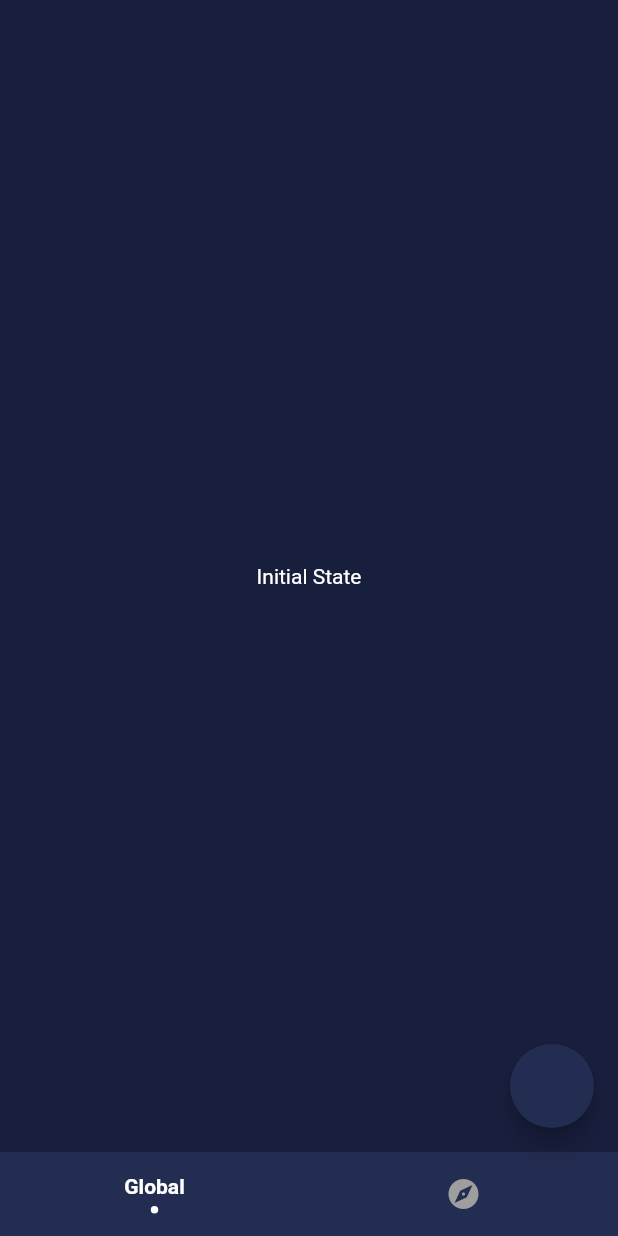
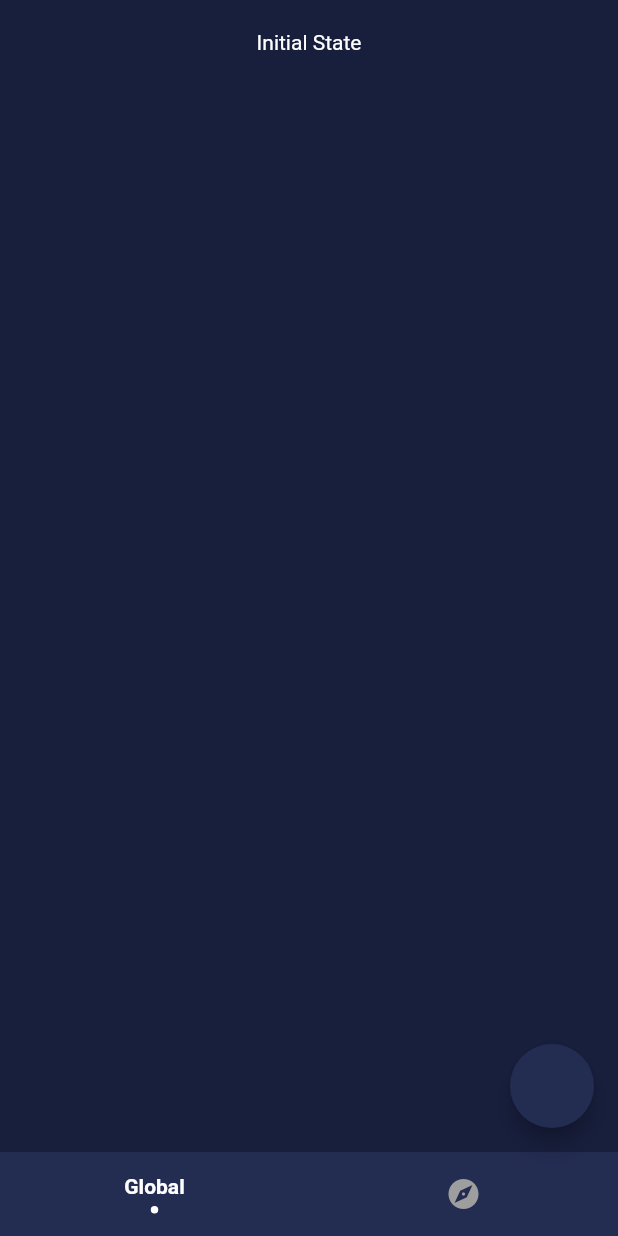
Before and after one commit to JoaoCarlosAzevedo/corona-tracker, a Flutter app: the screen it shows after launch, on a phone screen of 412 x 824 dp. Run offline on Flutter 3.47's test engine with Material 2 defaults, Android fonts, the phone set to English and light mode, and no system bars; our stand-ins replace auto_size_text, cached_network_image, dio, fl_chart, flutter_mobx, mobx and 1 more; generated files the repository leaves out were written again; Roboto replaces fonts that are missing (Montserrat).

```diff
--- a/lib/main.dart
+++ b/lib/main.dart
@@ -1,4 +1,4 @@
-import 'package:corona_tracker/pages/home_page/home_page.dart';
+import 'package:corona_tracker/pages/home_page.dart';
 import 'package:corona_tracker/repositories/countries_repository.dart';
 import 'package:corona_tracker/shared/theme.dart';
 import 'package:corona_tracker/stores/global_store.dart';
--- /dev/null
+++ b/lib/pages/countries_page/countries_tab.dart
@@ -0,0 +1,13 @@
+import 'package:flutter/material.dart';
+
+class CountriesTab extends StatelessWidget {
+  @override
+  Widget build(BuildContext context) {
+    return Container(
+      child: Center(
+        child: Text("alo som"),
+      ),
+
+    );
+  }
+}
--- a/lib/pages/home_page/home_page.dart
+++ b/lib/pages/home_page.dart
@@ -1,3 +1,4 @@
+import 'package:corona_tracker/pages/countries_page/countries_tab.dart';
 import 'package:corona_tracker/pages/home_page/widgets/bottom_appbar.dart';
 import 'package:corona_tracker/pages/home_page/widgets/loadDataWidgets.dart';
 import 'package:corona_tracker/pages/home_page/widgets/loading_page.dart';
@@ -5,6 +6,8 @@ import 'package:corona_tracker/stores/global_store.dart';
 import 'package:flutter/material.dart';
 import 'package:flutter_mobx/flutter_mobx.dart';
 import 'package:provider/provider.dart';
+
+import 'home_page/home_tab.dart';
 
 class HomePage extends StatefulWidget {
   @override
@@ -50,15 +53,9 @@ class _HomePageState extends State<HomePage> {
   getPage(int page) {
     switch (page) {
       case 0:
-        return Center(
-            child: Container(
-          child: _mainPage(),//Text("Home Page"),
-        ));
+        return HomeTab(_globalDataStore);
       case 1:
-        return Center(
-            child: Container(
-          child: Text("Profile Page"),
-        ));
+        return CountriesTab();
       case 2:
         return Center(
             child: Container(
--- /dev/null
+++ b/lib/pages/home_page/home_tab.dart
@@ -0,0 +1,51 @@
+import 'package:corona_tracker/pages/home_page/widgets/loadDataWidgets.dart';
+import 'package:corona_tracker/pages/home_page/widgets/loading_page.dart';
+import 'package:corona_tracker/stores/global_store.dart';
+import 'package:flutter/material.dart';
+import 'package:flutter_mobx/flutter_mobx.dart';
+
+class HomeTab extends StatelessWidget {
+  GlobalApiStore _globalDataStore;
+  HomeTab(this._globalDataStore);
+
+
+  @override
+  Widget build(BuildContext context) {
+    return SafeArea(
+      child: SingleChildScrollView(
+        child: Padding(
+          padding: const EdgeInsets.all(20.0),
+          child: Column(
+            children: <Widget>[
+              Observer(
+                builder: (_) {
+                  switch (_globalDataStore.state) {
+                    case StoreState.initial:
+                      return Center(
+                        child: Text("Initial State",
+                            style: TextStyle(color: Colors.white)),
+                      );
+                    case StoreState.loading:
+                      return LoadingPage();
+                    case StoreState.loaded:
+                      return LoadDataWidgets(_globalDataStore);
+                    case StoreState.error:
+                      return  Center(
+                        child: Text("Erro na API $_globalDataStore.erroMessage",
+                            style: TextStyle(color: Colors.white)),
+                      );
+                    default:
+                      {
+                        return Text("Algum erro $_globalDataStore.erroMessage",
+                            style: TextStyle(color: Colors.white));
+                      }
+                  }
+                },
+              ),
+            ],
+          ),
+        ),
+      ),
+    );
+  }
+}
--- a/lib/stores/global_store.dart
+++ b/lib/stores/global_store.dart
@@ -5,7 +5,7 @@ import 'package:mobx/mobx.dart';
 
 part 'global_store.g.dart';
 
-enum StoreState { initial, loading, loaded }
+enum StoreState { initial, loading, loaded, error }
 
 class GlobalApiStore = _GlobalApiStoreBase with _$GlobalApiStore;
 
@@ -31,8 +31,7 @@ abstract class _GlobalApiStoreBase with Store {
 
   @computed
   StoreState get state {
-    if (globalDataFuture == null ||
-        globalDataFuture.status == FutureStatus.rejected) {
+    if (globalDataFuture == null) {
         return StoreState.initial;
     }
     if (globalDataFuture.status == FutureStatus.pending) {
@@ -40,6 +39,9 @@ abstract class _GlobalApiStoreBase with Store {
     }
     if (globalFuture.status == FutureStatus.fulfilled) {
       return StoreState.loaded;
+    }
+    if ( globalDataFuture.status == FutureStatus.rejected ) {
+      return StoreState.error;
     }
   }
 
```
